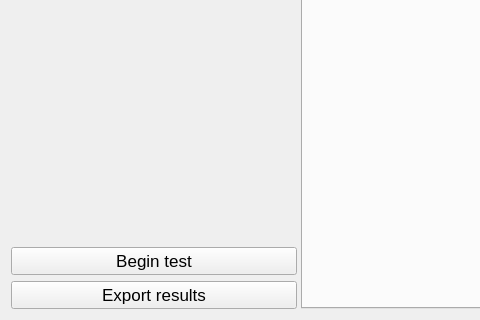
Old version of the form host_software/ganui/form.ui in the repository henry-msu/GaNTracer; both pictures show x 0 to 480 and y 400 to 720 of the 1280 by 720 pixel window.
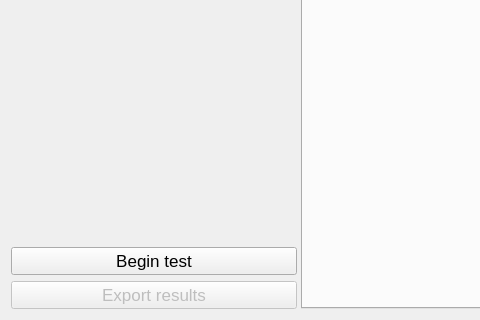
New version of the form. Custom widgets are drawn as their Qt base class.

The edit to the form file:
```diff
--- a/host_software/ganui/form.ui
+++ b/host_software/ganui/form.ui
@@ -368,6 +368,9 @@
        </item>
        <item row="12" column="0" colspan="2">
         <widget class="QPushButton" name="exportButton">
+         <property name="enabled">
+          <bool>false</bool>
+         </property>
          <property name="text">
           <string>Export results</string>
          </property>
```
